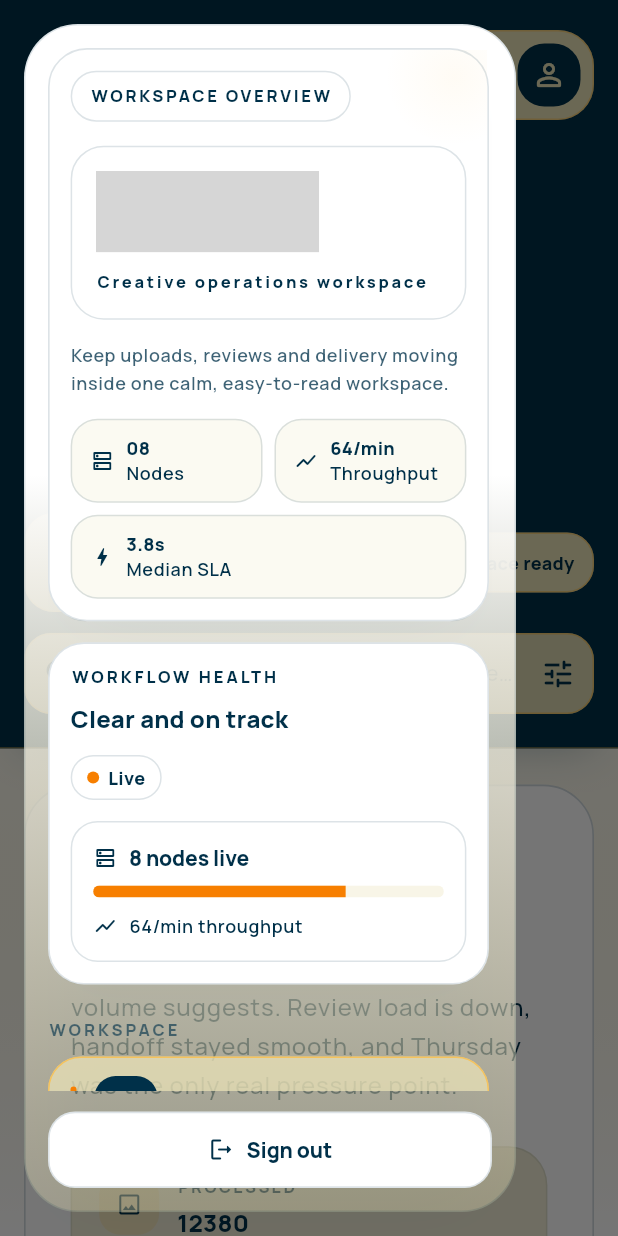
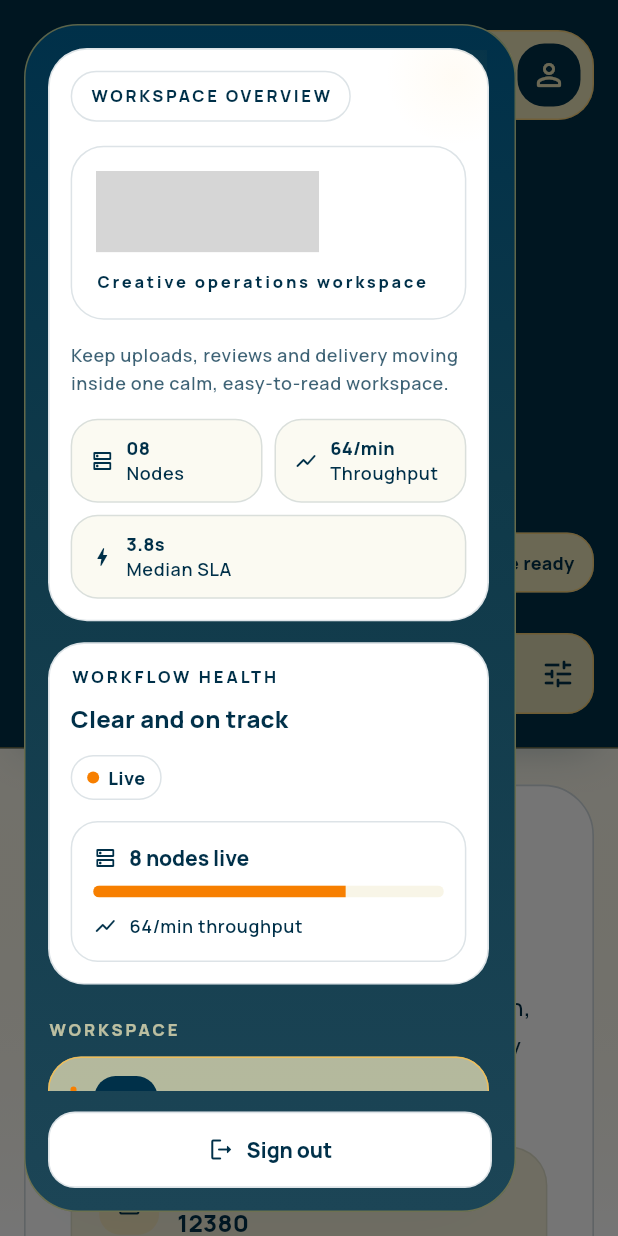
Before and after one commit to DistribuidosN/Frontend, a Flutter app: the _AppShell screen opened directly with empty values, with the side drawer open, on a phone screen of 412 x 824 dp. Run offline on Flutter 3.47's test engine with Material 3 defaults, Android fonts, the phone set to English and light mode, and no system bars; our stand-ins replace flutter_svg, google_fonts; project files that could hold a hidden picture were left out; grey boxes are pictures that could not be loaded.

Commit message:
modified color of slide bar

```diff
--- a/flutter_app/lib/features/shell/presentation/shell.dart
+++ b/flutter_app/lib/features/shell/presentation/shell.dart
@@ -138,6 +138,7 @@ class _AppShell extends StatelessWidget {
                     child: Padding(
                       padding: const EdgeInsets.all(16),
                       child: _ShellSidebar(
+                        dropdownMode: true,
                         activePage: activePage,
                         onNavigate: (AppPage page) {
                           Navigator.of(context).maybePop();
@@ -292,11 +293,13 @@ class _PageViewport extends StatelessWidget {
 
 class _ShellSidebar extends StatelessWidget {
   const _ShellSidebar({
+    this.dropdownMode = false,
     required this.activePage,
     required this.onNavigate,
     required this.onLogout,
   });
 
+  final bool dropdownMode;
   final AppPage activePage;
   final ValueChanged<AppPage> onNavigate;
   final VoidCallback onLogout;
@@ -307,22 +310,41 @@ class _ShellSidebar extends StatelessWidget {
       builder: (BuildContext context, BoxConstraints constraints) {
         final bool narrow = constraints.maxWidth < 330;
         final bool shortHeight = constraints.maxHeight < 760;
+        final Color shellBorder = dropdownMode
+            ? AppTheme.gold.withValues(alpha: 0.36)
+            : AppTheme.border;
+        final Color workspaceLabel = dropdownMode
+            ? AppTheme.sand.withValues(alpha: 0.78)
+            : AppTheme.navy.withValues(alpha: 0.62);
+        final List<Color> shellGradient = dropdownMode
+            ? <Color>[
+                AppTheme.navy,
+                Color.alphaBlend(
+                  AppTheme.gold.withValues(alpha: 0.06),
+                  AppTheme.navy,
+                ),
+                Color.alphaBlend(
+                  AppTheme.sand.withValues(alpha: 0.12),
+                  AppTheme.navy,
+                ),
+              ]
+            : <Color>[
+                AppTheme.white,
+                AppTheme.white,
+                AppTheme.sand.withValues(alpha: 0.34),
+              ];
         final EdgeInsets shellPadding = EdgeInsets.all(narrow ? 16 : 18);
         final EdgeInsets cardPadding = EdgeInsets.all(narrow ? 14 : 16);
 
         return DecoratedBox(
           decoration: BoxDecoration(
-            color: AppTheme.white,
-            border: Border.all(color: AppTheme.border),
+            color: shellGradient.first,
+            border: Border.all(color: shellBorder),
             borderRadius: BorderRadius.circular(36),
             gradient: LinearGradient(
               begin: Alignment.topCenter,
               end: Alignment.bottomCenter,
-              colors: <Color>[
-                AppTheme.white,
-                AppTheme.white,
-                AppTheme.sand.withValues(alpha: 0.34),
-              ],
+              colors: shellGradient,
               stops: <double>[0, 0.38, 1],
             ),
             boxShadow: AppTheme.softShadow,
@@ -355,7 +377,7 @@ class _ShellSidebar extends StatelessWidget {
                           style: Theme.of(context).textTheme.labelSmall
                               ?.copyWith(
                                 letterSpacing: narrow ? 2.0 : 2.4,
-                                color: AppTheme.navy.withValues(alpha: 0.62),
+                                color: workspaceLabel,
                               ),
                         ),
                         const SizedBox(height: 10),
```
